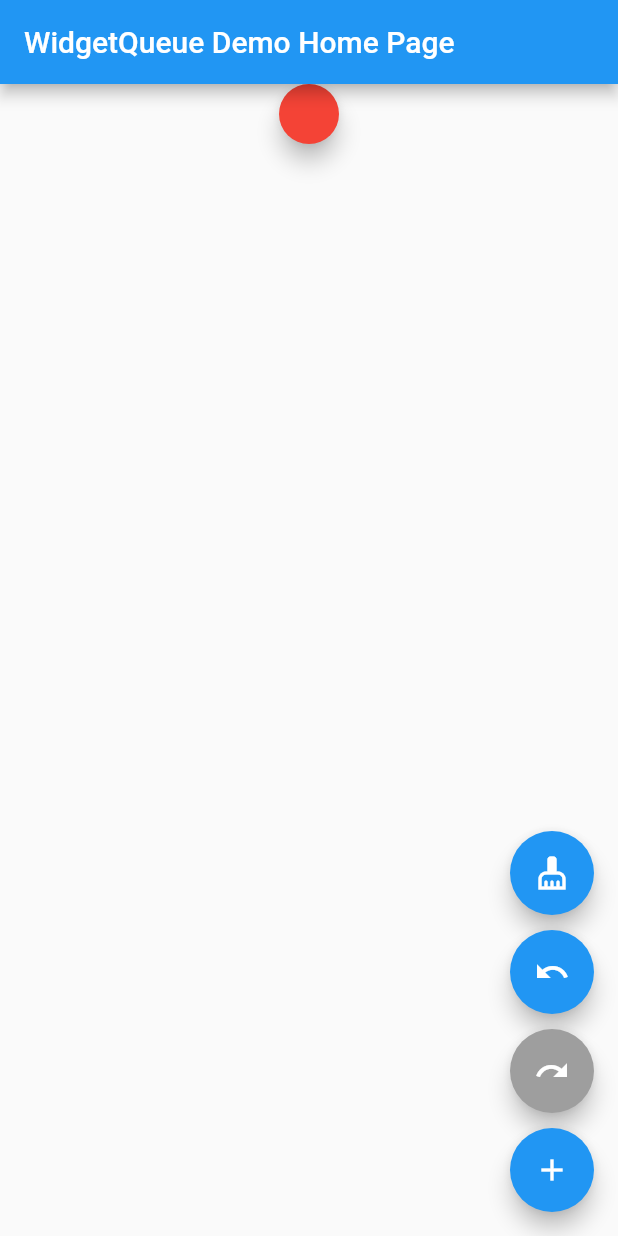
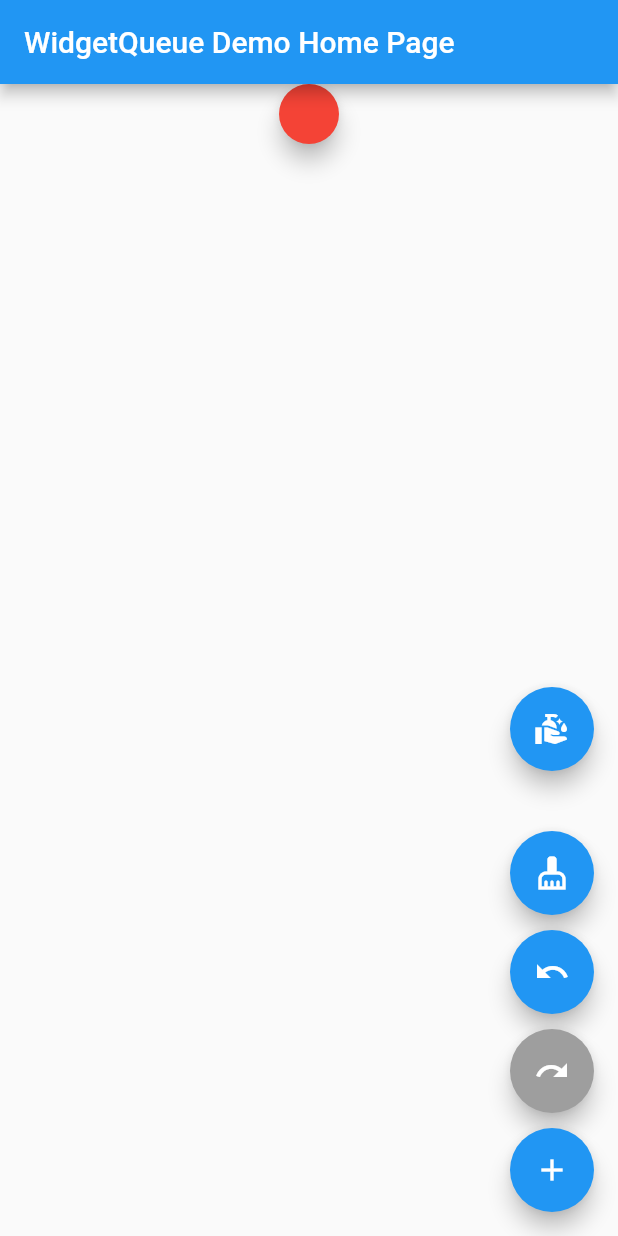
Before and after one commit to marykravets/widgetqueue, a Flutter app: the screen it shows after launch, after a tap on the "add" icon, on a phone screen of 412 x 824 dp. Run offline on Flutter 3.47's test engine with Material 2 defaults, Android fonts, the phone set to English and light mode, and no system bars.

Commit message:
clean action undo/redo added

```diff
--- a/lib/HomePage.dart
+++ b/lib/HomePage.dart
@@ -45,7 +45,16 @@ class HomePageState extends State<HomePage> {
         backgroundColor: helper.getClearBgColor()
     );
 
-    final actionBtnSpacing = SizedBox(height: 10);
+    final clearAllButton = FloatingActionButton(
+        onPressed: helper.clearAll,
+        tooltip: Const.strClearAll,
+        child: Icon(Icons.clean_hands),
+        backgroundColor: helper.getClearBgColor()
+    );
+
+    final btnSpacing = SizedBox(height: 10);
+
+    final btn4Spacing = SizedBox(height: 40);
 
     return Scaffold(
       appBar: appBar,
@@ -55,12 +64,14 @@ class HomePageState extends State<HomePage> {
       floatingActionButton: Column(
           mainAxisAlignment: MainAxisAlignment.end,
           children: [
+            clearAllButton,
+            btn4Spacing,
             clearButton,
-            actionBtnSpacing,
+            btnSpacing,
             undoButton,
-            actionBtnSpacing,
+            btnSpacing,
             redoButton,
-            actionBtnSpacing,
+            btnSpacing,
             actionButton
           ]
       ),
--- /dev/null
+++ b/lib/helper/ListState.dart
@@ -0,0 +1,39 @@
+import 'package:flutter/material.dart';
+
+class ListStateInterface {
+  void add(List<StatelessWidget> list) {}
+  List<StatelessWidget> removeLast() {}
+  List<StatelessWidget> getLast() {}
+  int getLength() {}
+  void clear() {}
+}
+
+// class that memorizes list state
+class ListState implements ListStateInterface {
+  final List<List<StatelessWidget>> _list = [];
+
+  ListState();
+
+  void add(List<StatelessWidget> list) {
+    _list.add(list);
+  }
+
+  List<StatelessWidget> removeLast() {
+    return _list.removeLast();
+  }
+
+  List<StatelessWidget> getLast() {
+    if (_list.isEmpty) {
+      return [];
+    }
+    return _list.last;
+  }
+
+  int getLength() {
+    return _list.length;
+  }
+
+  void clear() {
+    _list.clear();
+  }
+}
--- a/lib/helper/ListViewHelper.dart
+++ b/lib/helper/ListViewHelper.dart
@@ -2,71 +2,89 @@ import 'dart:collection';
 import 'dart:math';
 import 'package:flutter/cupertino.dart';
 import 'package:flutter/material.dart';
-import '../res/Const.dart';
+import 'package:widgetqueue/res/ConstMethod.dart';
 import '../widget/CustomButton.dart';
 import '../HomePage.dart';
 import '../widget/RectButton.dart';
+import 'ListState.dart';
 import 'WidgetScrollController.dart';
 
 class ListViewHelper {
 
   static final _scrollController = new WidgetScrollController();
-  static final List<StatelessWidget> _list = [];
-  static final Queue<StatelessWidget> _queue = new Queue();
+  static final Queue<List<StatelessWidget>> _queue = new Queue();
+  static final ListState _listState = new ListState();
   HomePageState _state;
 
   ListViewHelper(HomePageState state) {
+    // state per instance with static list data
     _state = state;
   }
 
   void addWidget() {
     _queue.clear();
-    addRandomWidget();
+    // add a new state to the end of main state
+    _listState.add(_getNewState());
     _scrollController.scrollToEnd();
 
     _state.setState(() {});
   }
 
-  void addRandomWidget() {
-     final Random random = new Random();
+  List<StatelessWidget> _getNewState() {
+    // create a copy of the last state, add a change, return as a new state
+    final List<StatelessWidget> _list = [];
 
-    if(random.nextBool()) {
-      _list.add(new CustomButton(Const.getRandomColor()));
+    if (_listState.getLast().isNotEmpty) {
+      _list.addAll(_listState.getLast());
+    }
+
+    final Random random = new Random();
+    if (random.nextBool()) {
+      _list.add(new CustomButton(ConstMethod.getRandomColor()));
     } else {
-      _list.add(new RectButton(Const.getRandomColor()));
+      _list.add(new RectButton(ConstMethod.getRandomColor()));
     }
+
+    return _list;
   }
 
   void undoWidget() {
-    _queue.add(_list.removeLast());
+    _queue.add(_listState.removeLast());
     _scrollController.scrollToEnd();
 
     _state.setState(() {});
   }
 
   void redoWidget() {
-    _list.add(_queue.removeLast());
+    _listState.add(_queue.removeLast());
     _scrollController.scrollToEnd();
 
     _state.setState(() {});
   }
 
   void clearWidget() {
-    _list.clear();
-    _queue.clear();
+    _listState.add([]);
 
     _state.setState(() {});
   }
 
-  MaterialColor getRedoBgColor() => _queue.length > 0 ? Colors.blue : Colors.grey;
+  void clearAll() {
+    _queue.clear();
+    _listState.clear();
 
-  MaterialColor getUndoBgColor() => _list.length > 0 ? Colors.blue : Colors.grey;
+    _state.setState(() {});
+  }
 
-  MaterialColor getClearBgColor() => (_list.length > 0 || _queue.length > 0) ? Colors.blue : Colors.grey;
+  MaterialColor getRedoBgColor() => ConstMethod.getButtonColor(_queue.length > 0);
 
+  MaterialColor getUndoBgColor() => ConstMethod.getButtonColor(_listState.getLast().length > 0 || _listState.getLength() > 0);
+
+  MaterialColor getClearBgColor() => ConstMethod.getButtonColor(_listState.getLast().length > 0 || _queue.length > 0);
+
+  // build the latest state in the ListView
   ListView getListView() {
-    return new ListView.builder(itemCount: _list.length,
-        itemBuilder: (_, index) => _list[index],
+    return new ListView.builder(itemCount: _listState.getLast().length,
+        itemBuilder: (_, index) => _listState.getLast()[index],
         controller: _scrollController);
   }
 }
--- a/lib/res/Const.dart
+++ b/lib/res/Const.dart
@@ -1,8 +1,8 @@
-import 'dart:math';
-
-import 'package:flutter/material.dart';
 
 class Const {
+
+  //#region String constants
+
   static const appTitle = 'WidgetQueue Demo';
   static const pageTitle = 'WidgetQueue Demo Home Page';
 
@@ -10,12 +10,14 @@ class Const {
   static const strUndo = "Undo";
   static const strRedo = "Redo";
   static const strClear = "Clear";
+  static const strClearAll = "Clear All";
+
+  //#endregion
+
+  //#region numeric constants
 
   static const double containerWidth = 40;
   static const double containerHeight = 40;
 
-  static List get colors => [Colors.red, Colors.green, Colors.yellow, Colors.blue, Colors.black];
-
-  static final _random = new Random();
-  static getRandomColor() => Const.colors[_random.nextInt(Const.colors.length)];
+  //#endregion
 }
--- /dev/null
+++ b/lib/res/ConstMethod.dart
@@ -0,0 +1,17 @@
+import 'dart:math';
+import 'package:flutter/material.dart';
+
+class ConstMethod {
+
+  static List get colors => [Colors.red, Colors.green, Colors.yellow, Colors.blue, Colors.black];
+
+  static final _random = new Random();
+  static getRandomColor() => colors[_random.nextInt(colors.length)];
+
+  static MaterialColor getButtonColor(bool isActive) {
+    if (isActive) {
+      return Colors.blue;
+    }
+    return Colors.grey;
+  }
+}
--- a/lib/widget/CustomButton.dart
+++ b/lib/widget/CustomButton.dart
@@ -16,6 +16,7 @@ class CustomButton extends StatelessWidget {
         height: Const.containerHeight,
         child: FloatingActionButton(
           backgroundColor: _color,
+          onPressed: (){},
           child: Row(
             mainAxisSize: MainAxisSize.min,
             children: const <Widget>[
--- a/lib/widget/RectButton.dart
+++ b/lib/widget/RectButton.dart
@@ -12,6 +12,7 @@ class RectButton extends StatelessWidget {
   Widget build(BuildContext context) {
     return FloatingActionButton(
         backgroundColor: _color,
+        onPressed: (){},
         shape: RoundedRectangleBorder(
             borderRadius: new BorderRadius.all(new Radius.circular(20.0)
             )
```
